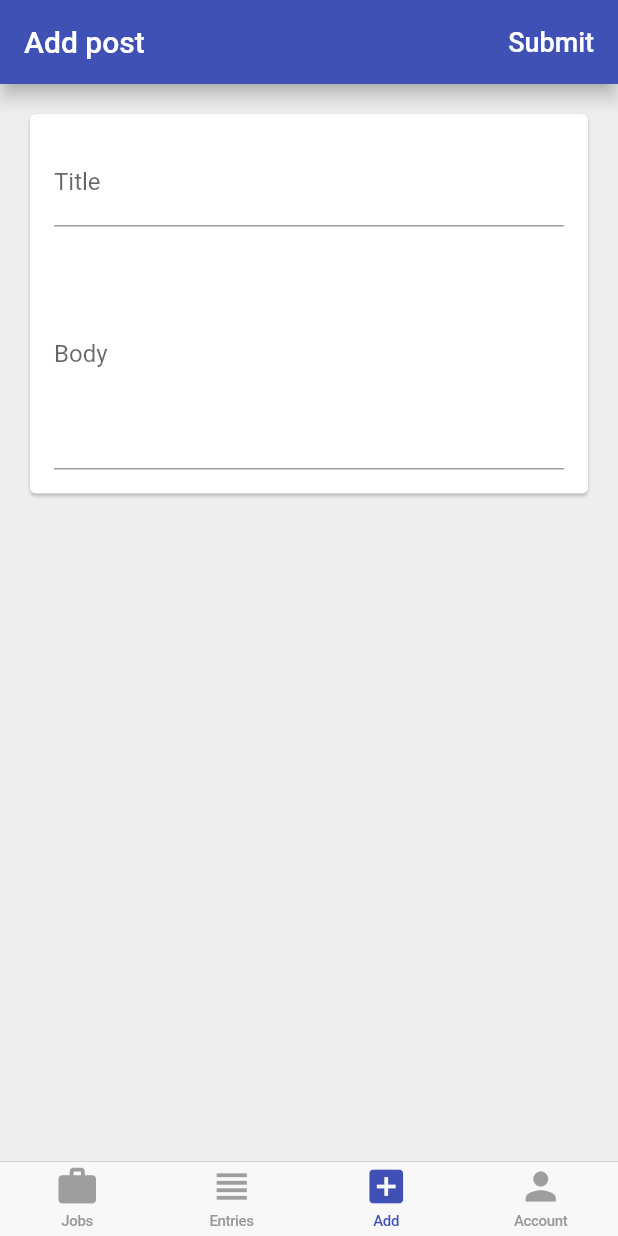
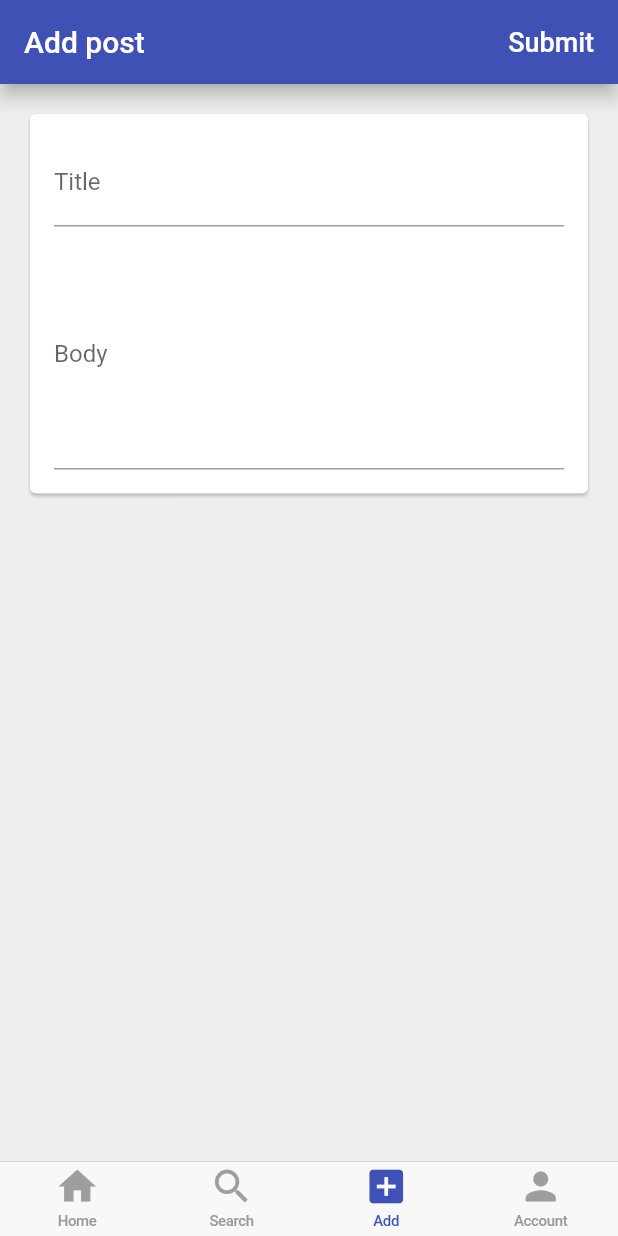
Before and after one commit to dev-tatsuya/SimpleSns, a Flutter app: the screen it shows once a user with an empty profile is signed in, item 3 of the bottom bar chosen, on a phone screen of 412 x 824 dp. Run offline on Flutter 3.47's test engine with Material 2 defaults, Android fonts, the phone set to English and light mode, and no system bars; our stand-ins replace cloud_firestore, cloud_functions, firebase_auth; accounts and stored records are empty.

Commit message:
ボトムナビゲーションの修正

```diff
--- a/lib/app/main/cupertino_main_scaffold.dart
+++ b/lib/app/main/cupertino_main_scaffold.dart
@@ -21,8 +21,8 @@ class CupertinoMainScaffold extends StatelessWidget {
     return CupertinoTabScaffold(
       tabBar: CupertinoTabBar(
         items: [
-          _buildItem(TabItem.jobs),
-          _buildItem(TabItem.entries),
+          _buildItem(TabItem.home),
+          _buildItem(TabItem.search),
           _buildItem(TabItem.add),
           _buildItem(TabItem.account),
         ],
--- a/lib/app/main/main_page.dart
+++ b/lib/app/main/main_page.dart
@@ -10,18 +10,19 @@ class MainPage extends StatefulWidget {
 }
 
 class _MainPageState extends State<MainPage> {
-  TabItem _currentTab = TabItem.jobs;
+  TabItem _currentTab = TabItem.home;
 
   final Map<TabItem, GlobalKey<NavigatorState>> navigatorKeys = {
-    TabItem.jobs: GlobalKey<NavigatorState>(),
-    TabItem.entries: GlobalKey<NavigatorState>(),
+    TabItem.home: GlobalKey<NavigatorState>(),
+    TabItem.search: GlobalKey<NavigatorState>(),
+    TabItem.add: GlobalKey<NavigatorState>(),
     TabItem.account: GlobalKey<NavigatorState>(),
   };
 
   Map<TabItem, WidgetBuilder> get widgetBuilders {
     return {
-      TabItem.jobs: (_) => Container(),
-      TabItem.entries: (context) => Container(),
+      TabItem.home: (_) => Container(),
+      TabItem.search: (context) => Container(),
       TabItem.add: (_) => AddPage(),
       TabItem.account: (_) => AccountPage(),
     };
--- a/lib/app/main/tab_item.dart
+++ b/lib/app/main/tab_item.dart
@@ -1,7 +1,7 @@
 import 'package:flutter/foundation.dart';
 import 'package:flutter/material.dart';
 
-enum TabItem { jobs, entries, add, account }
+enum TabItem { home, search, add, account }
 
 class TabItemData {
   const TabItemData({@required this.title, @required this.icon});
@@ -10,8 +10,8 @@ class TabItemData {
   final IconData icon;
 
   static const Map<TabItem, TabItemData> allTabs = {
-    TabItem.jobs: TabItemData(title: 'Jobs', icon: Icons.work),
-    TabItem.entries: TabItemData(title: 'Entries', icon: Icons.view_headline),
+    TabItem.home: TabItemData(title: 'Home', icon: Icons.home),
+    TabItem.search: TabItemData(title: 'Search', icon: Icons.search),
     TabItem.add: TabItemData(title: 'Add', icon: Icons.add_box),
     TabItem.account: TabItemData(title: 'Account', icon: Icons.person),
   };
```
